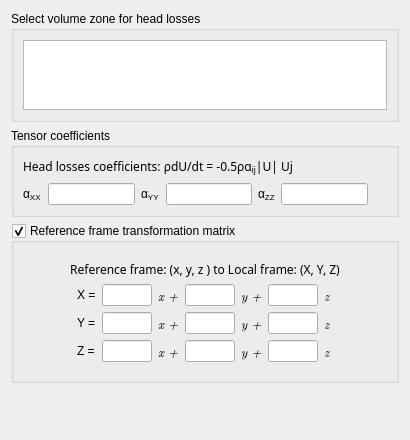
Above: gui/Pages/HeadLossesForm.ui from code-saturne/code_saturne before the change. Below: the same form after it.
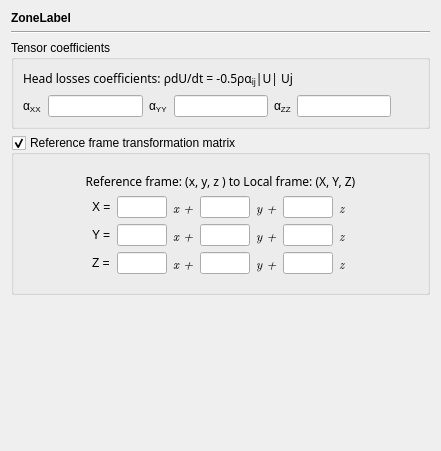
That is the form after the change.

Commit message:
GUI: add a node in the main (left-hand tree) for each volume and boundary zone.
Based on dynamic tree view implementation from C. Koren,
With adjustments to fit recent code evolutions.

This is a first step in a change of zone setup presentation.

Diff of the .ui file:
```diff
--- a/gui/Pages/HeadLossesForm.ui
+++ b/gui/Pages/HeadLossesForm.ui
@@ -6,8 +6,8 @@
    <rect>
     <x>0</x>
     <y>0</y>
-    <width>410</width>
-    <height>440</height>
+    <width>441</width>
+    <height>451</height>
    </rect>
   </property>
   <property name="windowTitle">
@@ -15,34 +15,17 @@
   </property>
   <layout class="QVBoxLayout" name="verticalLayout">
    <item>
-    <widget class="QGroupBox" name="groupBoxZones">
-     <property name="maximumSize">
-      <size>
-       <width>16777215</width>
-       <height>150</height>
-      </size>
+    <widget class="QLabel" name="zoneLabel">
+     <property name="text">
+      <string>&lt;html&gt;&lt;head/&gt;&lt;body&gt;&lt;p&gt;&lt;span style=&quot; font-weight:600;&quot;&gt;ZoneLabel&lt;/span&gt;&lt;/p&gt;&lt;/body&gt;&lt;/html&gt;</string>
      </property>
-     <property name="toolTip">
-      <string>&lt;html&gt;&lt;head/&gt;&lt;body&gt;&lt;p&gt;&lt;span style=&quot; font-size:9pt;&quot;&gt;Define head losses on volume zones defined in the Volume regions definition heading.&lt;/span&gt;&lt;/p&gt;&lt;/body&gt;&lt;/html&gt;</string>
+    </widget>
+   </item>
+   <item>
+    <widget class="Line" name="line">
+     <property name="orientation">
+      <enum>Qt::Horizontal</enum>
      </property>
-     <property name="title">
-      <string>Select volume zone for head losses </string>
-     </property>
-     <layout class="QGridLayout">
-      <item row="0" column="0">
-       <widget class="QTreeView" name="treeView">
-        <property name="toolTip">
-         <string>&lt;html&gt;&lt;head/&gt;&lt;body&gt;&lt;p&gt;&lt;span style=&quot; font-size:9pt;&quot;&gt;Define head losses on volume zones defined in the Volume regions definition heading.&lt;/span&gt;&lt;/p&gt;&lt;/body&gt;&lt;/html&gt;</string>
-        </property>
-        <property name="indentation">
-         <number>0</number>
-        </property>
-        <property name="rootIsDecorated">
-         <bool>false</bool>
-        </property>
-       </widget>
-      </item>
-     </layout>
     </widget>
    </item>
    <item>
```
Left out of the diff: 6 changed lines with no effect on the pictures. The commit also changes 22 other files.
